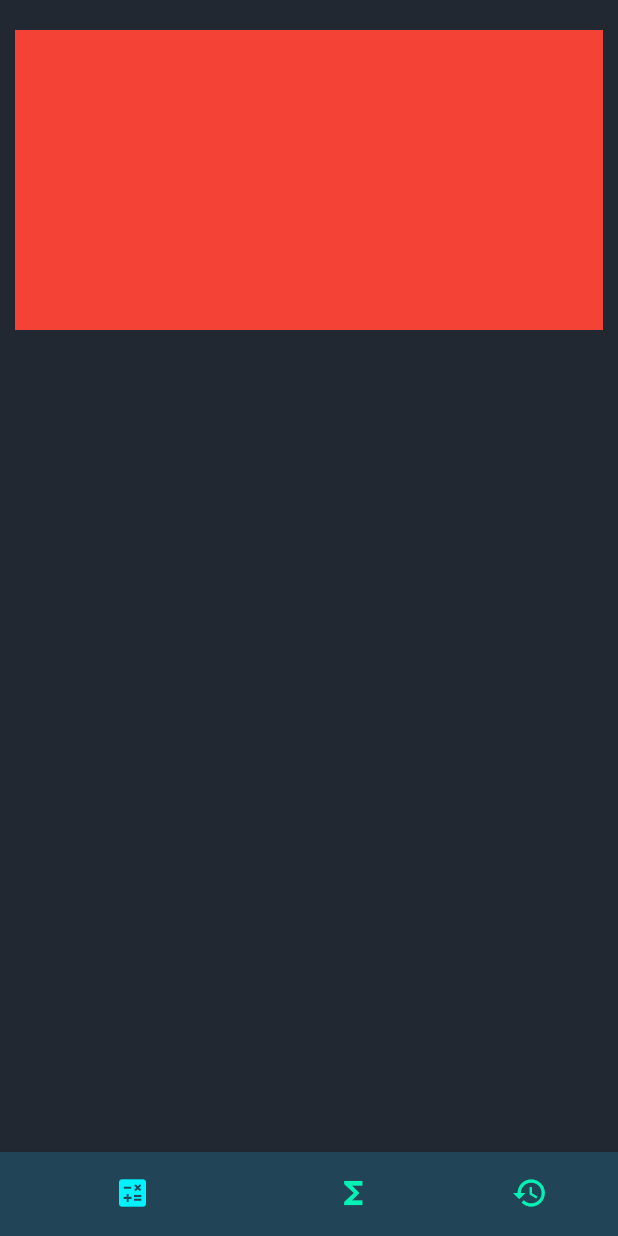
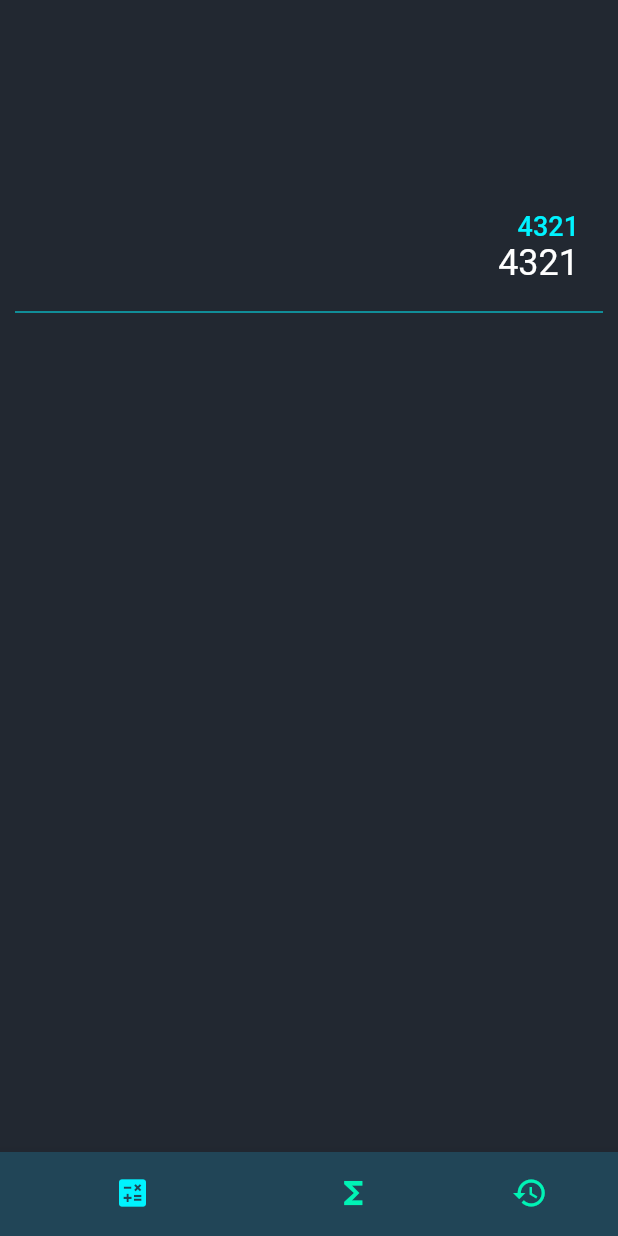
Before and after one commit to MertSaygili/FlutterMiniProjects, a Flutter app: the screen it shows after launch, on a phone screen of 412 x 824 dp. Run offline on Flutter 3.47's test engine with Material 2 defaults, Android fonts, the phone set to English and light mode, and no system bars; our stand-ins replace flutter_signin_button.

Commit message:
working on calculate container

```diff
--- a/lib/Uplabs/Calculator/calculator_shared_preferences_0/items/items.dart
+++ b/lib/Uplabs/Calculator/calculator_shared_preferences_0/items/items.dart
@@ -19,6 +19,12 @@ class ColorItems {
   final Color colorIconSelected = const Color.fromRGBO(0, 243, 255, 10);
 }
 
+class FontItems {
+  final double fontSizeSmall = 14;
+  final double fontSizeNormal = 18;
+  final double fontSizeBig = 24;
+}
+
 class PaddingItems {
   final EdgeInsets paddingPage = EdgeInsets.symmetric(
     vertical: PaddingValues().paddingVerticalPage,
--- a/lib/Uplabs/Calculator/calculator_shared_preferences_0/pages/main_calculator.dart
+++ b/lib/Uplabs/Calculator/calculator_shared_preferences_0/pages/main_calculator.dart
@@ -10,12 +10,11 @@ class MainCalculatorPage extends StatefulWidget {
 }
 
 class _MainCalculatorPageState extends State<MainCalculatorPage> {
-  late String _text;
+  final String _text = '4321';
 
   @override
   void initState() {
     super.initState();
-    _text = '';
   }
 
   @override
@@ -29,16 +28,29 @@ class _MainCalculatorPageState extends State<MainCalculatorPage> {
             Column(
               children: [
                 Container(
-                  color: Colors.red,
-                  height: 200,
+                  color: Colors.transparent,
+                  height: 180,
                   width: 400,
                   child: Align(
                     alignment: Alignment.bottomRight,
                     child: ListTile(
-                      title: Text(_text),
-                      subtitle: Text(_text),
+                      title: Text(
+                        // for question
+                        _text,
+                        textAlign: TextAlign.right,
+                        style: Theme.of(context).textTheme.headline6,
+                      ),
+                      subtitle: Text(
+                        // for answer
+                        _text,
+                        textAlign: TextAlign.right,
+                        style: Theme.of(context).textTheme.subtitle1,
+                      ),
                     ),
                   ),
+                ),
+                Divider(
+                  color: ColorItems().colorIconSelected,
                 )
               ],
             ),
--- a/lib/Uplabs/Calculator/calculator_shared_preferences_0/themes/custom_theme.dart
+++ b/lib/Uplabs/Calculator/calculator_shared_preferences_0/themes/custom_theme.dart
@@ -3,15 +3,30 @@ import 'package:flutter/material.dart';
 import '../items/items.dart';
 
 class CustomTheme {
-  late ThemeData theme;
+  late final ThemeData theme;
+  late final ColorItems _colors;
+  late final FontItems _fonts;
 
   CustomTheme() {
+    _colors = ColorItems();
+    _fonts = FontItems();
+
     theme = ThemeData(
+      textTheme: TextTheme(
+        headline6: TextStyle(
+            // for title, question
+            fontSize: _fonts.fontSizeNormal,
+            color: _colors.colorIconSelected),
+        subtitle1: TextStyle(
+          fontSize: _fonts.fontSizeBig,
+          color: _colors.colorWhite,
+        ), // for subtitle, answer
+      ),
       bottomNavigationBarTheme: BottomNavigationBarThemeData(
         showSelectedLabels: false,
         showUnselectedLabels: false,
-        selectedItemColor: ColorItems().colorIconSelected,
-        unselectedItemColor: ColorItems().colorIconUnselected,
+        selectedItemColor: _colors.colorIconSelected,
+        unselectedItemColor: _colors.colorIconUnselected,
       ),
     );
   }
```
